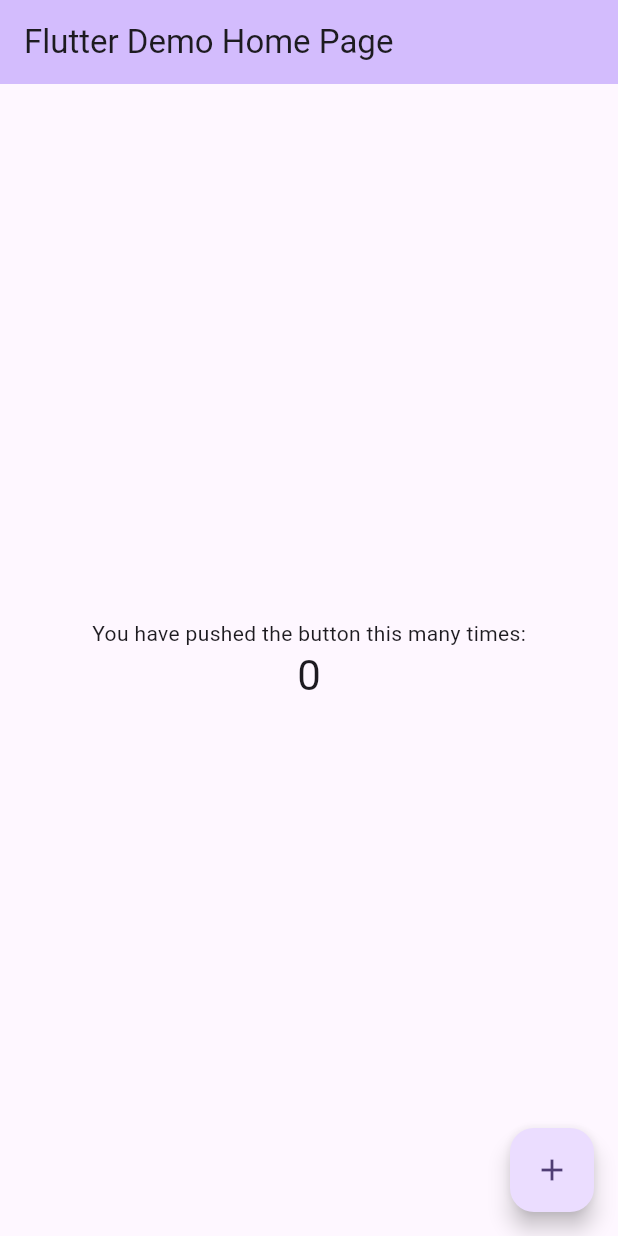
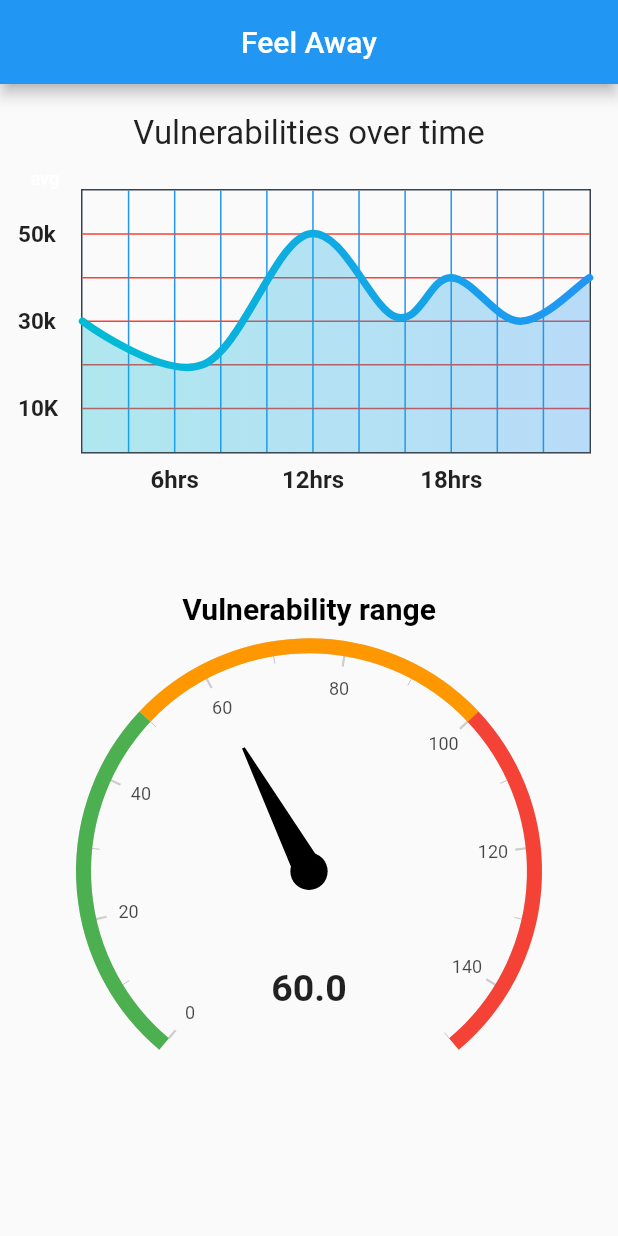
Before and after one commit to Mckenz31/feel_away, a Flutter app: the screen it shows after launch, on a phone screen of 412 x 824 dp. Run offline on Flutter 3.47's test engine with Material 2 defaults, Android fonts, the phone set to English and light mode, and no system bars; drawn by our look-alikes of fl_chart, syncfusion_flutter_gauges.

Commit message:
static gague and line chart

```diff
--- /dev/null
+++ b/lib/charts.dart
@@ -0,0 +1,40 @@
+import 'package:feel_away/gauge_app.dart';
+import 'package:feel_away/line_chart_sample2.dart';
+import 'package:flutter/material.dart';
+
+class Charts extends StatefulWidget {
+  const Charts({super.key});
+
+  @override
+  State<Charts> createState() {
+    return _Charts();
+  }
+}
+
+class _Charts extends State<Charts> {
+  @override
+  Widget build(BuildContext context) {
+    return MaterialApp(
+      debugShowCheckedModeBanner: false,
+      // darkTheme: ThemeData(
+      //   brightness: Brightness.light
+      // ),
+      // themeMode: ThemeMode.dark,
+      home: Scaffold(
+        appBar: AppBar(
+          centerTitle: true,
+          title: const Text('Feel Away'),
+        ),
+        body: const Column(
+          children: [
+            SizedBox(height: 20,),
+            Text('Vulnerabilities over time', style: TextStyle(fontSize: 22),),
+            LineChartSample2(),
+            SizedBox(height: 50,),
+            GaugeApp(),
+          ],
+        ),
+      ),
+    );
+  }
+}
--- /dev/null
+++ b/lib/data.dart
@@ -0,0 +1 @@
+double vulnerabilityLevel = 60;
--- /dev/null
+++ b/lib/gauge_app.dart
@@ -0,0 +1,56 @@
+import 'package:feel_away/data.dart';
+import 'package:flutter/material.dart';
+import 'package:syncfusion_flutter_gauges/gauges.dart';
+
+class GaugeApp extends StatefulWidget {
+  const GaugeApp({super.key});
+
+  @override
+  State<GaugeApp> createState() {
+    return _GaugeApp();
+  }
+}
+
+class _GaugeApp extends State<GaugeApp> {
+
+  @override
+  Widget build(BuildContext context){
+    return SfRadialGauge(
+        title: const GaugeTitle(
+            text: 'Vulnerability range',
+            textStyle:
+                TextStyle(fontSize: 20.0, fontWeight: FontWeight.bold)),
+        axes: <RadialAxis>[
+          RadialAxis(minimum: 0, maximum: 150, ranges: <GaugeRange>[
+            GaugeRange(
+                startValue: 0,
+                endValue: 50,
+                color: Colors.green,
+                startWidth: 10,
+                endWidth: 10),
+            GaugeRange(
+                startValue: 50,
+                endValue: 100,
+                color: Colors.orange,
+                startWidth: 10,
+                endWidth: 10),
+            GaugeRange(
+                startValue: 100,
+                endValue: 150,
+                color: Colors.red,
+                startWidth: 10,
+                endWidth: 10)
+          ], pointers: <GaugePointer>[
+            NeedlePointer(value: vulnerabilityLevel)
+          ], annotations: <GaugeAnnotation>[
+            GaugeAnnotation(
+                widget: Container(
+                    child: Text(vulnerabilityLevel.toString(),
+                        style: const TextStyle(
+                            fontSize: 25, fontWeight: FontWeight.bold))),
+                angle: 90,
+                positionFactor: 0.5)
+          ])
+        ]);
+  }
+}
--- /dev/null
+++ b/lib/line_chart.dart
@@ -0,0 +1,21 @@
+import 'package:flutter/material.dart';
+
+class LineChart extends StatefulWidget{
+
+  const LineChart({super.key});
+
+  @override
+  State<LineChart> createState() {
+    return _LineChart();
+  }
+
+}
+
+class _LineChart extends State<LineChart>{
+
+  @override
+  Widget build(BuildContext context){
+    return const Text('data');
+  }
+
+}
--- /dev/null
+++ b/lib/line_chart_sample2.dart
@@ -0,0 +1,291 @@
+import 'package:fl_chart/fl_chart.dart';
+import 'package:flutter/material.dart';
+
+class LineChartSample2 extends StatefulWidget {
+  const LineChartSample2({super.key});
+
+  @override
+  State<LineChartSample2> createState() => _LineChartSample2State();
+}
+
+class _LineChartSample2State extends State<LineChartSample2> {
+  List<Color> gradientColors = [
+    Colors.cyan,
+    Colors.blue
+  ];
+
+  bool showAvg = false;
+
+  @override
+  Widget build(BuildContext context) {
+    return Stack(
+      children: <Widget>[
+        AspectRatio(
+          aspectRatio: 1.70,
+          child: Padding(
+            padding: const EdgeInsets.only(
+              right: 18,
+              left: 12,
+              top: 24,
+              bottom: 12,
+            ),
+            child: LineChart(
+              showAvg ? avgData() : mainData(),
+            ),
+          ),
+        ),
+        SizedBox(
+          width: 60,
+          height: 34,
+          child: TextButton(
+            onPressed: () {
+              setState(() {
+                showAvg = !showAvg;
+              });
+            },
+            child: Text(
+              'avg',
+              style: TextStyle(
+                fontSize: 12,
+                color: showAvg ? Colors.white.withOpacity(0.5) : Colors.white,
+              ),
+            ),
+          ),
+        ),
+      ],
+    );
+  }
+
+  Widget bottomTitleWidgets(double value, TitleMeta meta) {
+    const style = TextStyle(
+      fontWeight: FontWeight.bold,
+      fontSize: 16,
+    );
+    Widget text;
+    switch (value.toInt()) {
+      case 2:
+        text = const Text('6hrs', style: style);
+        break;
+      case 5:
+        text = const Text('12hrs', style: style);
+        break;
+      case 8:
+        text = const Text('18hrs', style: style);
+        break;
+      default:
+        text = const Text('', style: style);
+        break;
+    }
+
+    return SideTitleWidget(
+      axisSide: meta.axisSide,
+      child: text,
+    );
+  }
+
+  Widget leftTitleWidgets(double value, TitleMeta meta) {
+    const style = TextStyle(
+      fontWeight: FontWeight.bold,
+      fontSize: 15,
+    );
+    String text;
+    switch (value.toInt()) {
+      case 1:
+        text = '10K';
+        break;
+      case 3:
+        text = '30k';
+        break;
+      case 5:
+        text = '50k';
+        break;
+      default:
+        return Container();
+    }
+
+    return Text(text, style: style, textAlign: TextAlign.left);
+  }
+
+  LineChartData mainData() {
+    return LineChartData(
+      gridData: FlGridData(
+        show: true,
+        drawVerticalLine: true,
+        horizontalInterval: 1,
+        verticalInterval: 1,
+        getDrawingHorizontalLine: (value) {
+          return const FlLine(
+            color: Colors.red,
+            strokeWidth: 1,
+          );
+        },
+        getDrawingVerticalLine: (value) {
+          return const FlLine(
+            color: Colors.blue,
+            strokeWidth: 1,
+          );
+        },
+      ),
+      titlesData: FlTitlesData(
+        show: true,
+        rightTitles: const AxisTitles(
+          sideTitles: SideTitles(showTitles: false),
+        ),
+        topTitles: const AxisTitles(
+          sideTitles: SideTitles(showTitles: false),
+        ),
+        bottomTitles: AxisTitles(
+          sideTitles: SideTitles(
+            showTitles: true,
+            reservedSize: 30,
+            interval: 1,
+            getTitlesWidget: bottomTitleWidgets,
+          ),
+        ),
+        leftTitles: AxisTitles(
+          sideTitles: SideTitles(
+            showTitles: true,
+            interval: 1,
+            getTitlesWidget: leftTitleWidgets,
+            reservedSize: 42,
+          ),
+        ),
+      ),
+      borderData: FlBorderData(
+        show: true,
+        border: Border.all(color: const Color(0xff37434d)),
+      ),
+      minX: 0,
+      maxX: 11,
+      minY: 0,
+      maxY: 6,
+      lineBarsData: [
+        LineChartBarData(
+          spots: const [
+            FlSpot(0, 3),
+            FlSpot(2.6, 2),
+            FlSpot(4.9, 5),
+            FlSpot(6.8, 3.1),
+            FlSpot(8, 4),
+            FlSpot(9.5, 3),
+            FlSpot(11, 4),
+          ],
+          isCurved: true,
+          gradient: LinearGradient(
+            colors: gradientColors,
+          ),
+          barWidth: 5,
+          isStrokeCapRound: true,
+          dotData: const FlDotData(
+            show: false,
+          ),
+          belowBarData: BarAreaData(
+            show: true,
+            gradient: LinearGradient(
+              colors: gradientColors
+                  .map((color) => color.withOpacity(0.3))
+                  .toList(),
+            ),
+          ),
+        ),
+      ],
+    );
+  }
+
+  LineChartData avgData() {
+    return LineChartData(
+      lineTouchData: const LineTouchData(enabled: false),
+      gridData: FlGridData(
+        show: true,
+        drawHorizontalLine: true,
+        verticalInterval: 1,
+        horizontalInterval: 1,
+        getDrawingVerticalLine: (value) {
+          return const FlLine(
+            color: Color(0xff37434d),
+            strokeWidth: 1,
+          );
+        },
+        getDrawingHorizontalLine: (value) {
+          return const FlLine(
+            color: Color(0xff37434d),
+            strokeWidth: 1,
+          );
+        },
+      ),
+      titlesData: FlTitlesData(
+        show: true,
+        bottomTitles: AxisTitles(
+          sideTitles: SideTitles(
+            showTitles: true,
+            reservedSize: 30,
+            getTitlesWidget: bottomTitleWidgets,
+            interval: 1,
+          ),
+        ),
+        leftTitles: AxisTitles(
+          sideTitles: SideTitles(
+            showTitles: true,
+            getTitlesWidget: leftTitleWidgets,
+            reservedSize: 42,
+            interval: 1,
+          ),
+        ),
+        topTitles: const AxisTitles(
+          sideTitles: SideTitles(showTitles: false),
+        ),
+        rightTitles: const AxisTitles(
+          sideTitles: SideTitles(showTitles: false),
+        ),
+      ),
+      borderData: FlBorderData(
+        show: true,
+        border: Border.all(color: const Color(0xff37434d)),
+      ),
+      minX: 0,
+      maxX: 11,
+      minY: 0,
+      maxY: 6,
+      lineBarsData: [
+        LineChartBarData(
+          spots: const [
+            FlSpot(0, 3.44),
+            FlSpot(2.6, 3.44),
+            FlSpot(4.9, 3.44),
+            FlSpot(6.8, 3.44),
+            FlSpot(8, 3.44),
+            FlSpot(9.5, 3.44),
+            FlSpot(11, 3.44),
+          ],
+          isCurved: true,
+          gradient: LinearGradient(
+            colors: [
+              ColorTween(begin: gradientColors[0], end: gradientColors[1])
+                  .lerp(0.2)!,
+              ColorTween(begin: gradientColors[0], end: gradientColors[1])
+                  .lerp(0.2)!,
+            ],
+          ),
+          barWidth: 5,
+          isStrokeCapRound: true,
+          dotData: const FlDotData(
+            show: false,
+          ),
+          belowBarData: BarAreaData(
+            show: true,
+            gradient: LinearGradient(
+              colors: [
+                ColorTween(begin: gradientColors[0], end: gradientColors[1])
+                    .lerp(0.2)!
+                    .withOpacity(0.1),
+                ColorTween(begin: gradientColors[0], end: gradientColors[1])
+                    .lerp(0.2)!
+                    .withOpacity(0.1),
+              ],
+            ),
+          ),
+        ),
+      ],
+    );
+  }
+}
--- a/lib/main.dart
+++ b/lib/main.dart
@@ -1,125 +1,6 @@
+import 'package:feel_away/charts.dart';
 import 'package:flutter/material.dart';
 
 void main() {
-  runApp(const MyApp());
+  runApp(const Charts());
 }
-
-class MyApp extends StatelessWidget {
-  const MyApp({super.key});
-
-  // This widget is the root of your application.
-  @override
-  Widget build(BuildContext context) {
-    return MaterialApp(
-      title: 'Flutter Demo',
-      theme: ThemeData(
-        // This is the theme of your application.
-        //
-        // TRY THIS: Try running your application with "flutter run". You'll see
-        // the application has a blue toolbar. Then, without quitting the app,
-        // try changing the seedColor in the colorScheme below to Colors.green
-        // and then invoke "hot reload" (save your changes or press the "hot
-        // reload" button in a Flutter-supported IDE, or press "r" if you used
-        // the command line to start the app).
-        //
-        // Notice that the counter didn't reset back to zero; the application
-        // state is not lost during the reload. To reset the state, use hot
-        // restart instead.
-        //
-        // This works for code too, not just values: Most code changes can be
-        // tested with just a hot reload.
-        colorScheme: ColorScheme.fromSeed(seedColor: Colors.deepPurple),
-        useMaterial3: true,
-      ),
-      home: const MyHomePage(title: 'Flutter Demo Home Page'),
-    );
-  }
-}
-
-class MyHomePage extends StatefulWidget {
-  const MyHomePage({super.key, required this.title});
-
-  // This widget is the home page of your application. It is stateful, meaning
-  // that it has a State object (defined below) that contains fields that affect
-  // how it looks.
-
-  // This class is the configuration for the state. It holds the values (in this
-  // case the title) provided by the parent (in this case the App widget) and
-  // used by the build method of the State. Fields in a Widget subclass are
-  // always marked "final".
-
-  final String title;
-
-  @override
-  State<MyHomePage> createState() => _MyHomePageState();
-}
-
-class _MyHomePageState extends State<MyHomePage> {
-  int _counter = 0;
-
-  void _incrementCounter() {
-    setState(() {
-      // This call to setState tells the Flutter framework that something has
-      // changed in this State, which causes it to rerun the build method below
-      // so that the display can reflect the updated values. If we changed
-      // _counter without calling setState(), then the build method would not be
-      // called again, and so nothing would appear to happen.
-      _counter++;
-    });
-  }
-
-  @override
-  Widget build(BuildContext context) {
-    // This method is rerun every time setState is called, for instance as done
-    // by the _incrementCounter method above.
-    //
-    // The Flutter framework has been optimized to make rerunning build methods
-    // fast, so that you can just rebuild anything that needs updating rather
-    // than having to individually change instances of widgets.
-    return Scaffold(
-      appBar: AppBar(
-        // TRY THIS: Try changing the color here to a specific color (to
-        // Colors.amber, perhaps?) and trigger a hot reload to see the AppBar
-        // change color while the other colors stay the same.
-        backgroundColor: Theme.of(context).colorScheme.inversePrimary,
-        // Here we take the value from the MyHomePage object that was created by
-        // the App.build method, and use it to set our appbar title.
-        title: Text(widget.title),
-      ),
-      body: Center(
-        // Center is a layout widget. It takes a single child and positions it
-        // in the middle of the parent.
-        child: Column(
-          // Column is also a layout widget. It takes a list of children and
-          // arranges them vertically. By default, it sizes itself to fit its
-          // children horizontally, and tries to be as tall as its parent.
-          //
-          // Column has various properties to control how it sizes itself and
-          // how it positions its children. Here we use mainAxisAlignment to
-          // center the children vertically; the main axis here is the vertical
-          // axis because Columns are vertical (the cross axis would be
-          // horizontal).
-          //
-          // TRY THIS: Invoke "debug painting" (choose the "Toggle Debug Paint"
-          // action in the IDE, or press "p" in the console), to see the
-          // wireframe for each widget.
-          mainAxisAlignment: MainAxisAlignment.center,
-          children: <Widget>[
-            const Text(
-              'You have pushed the button this many times:',
-            ),
-            Text(
-              '$_counter',
-              style: Theme.of(context).textTheme.headlineMedium,
-            ),
-          ],
-        ),
-      ),
-      floatingActionButton: FloatingActionButton(
-        onPressed: _incrementCounter,
-        tooltip: 'Increment',
-        child: const Icon(Icons.add),
-      ), // This trailing comma makes auto-formatting nicer for build methods.
-    );
-  }
-}
--- a/pubspec.yaml
+++ b/pubspec.yaml
@@ -35,6 +35,8 @@ dependencies:
   # The following adds the Cupertino Icons font to your application.
   # Use with the CupertinoIcons class for iOS style icons.
   cupertino_icons: ^1.0.2
+  syncfusion_flutter_gauges: ^23.1.36
+  fl_chart: ^0.63.0
 
 dev_dependencies:
   flutter_test:
```
Also changed, not shown: pubspec.lock.
